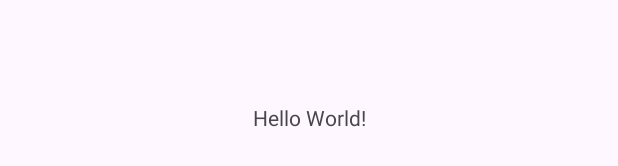
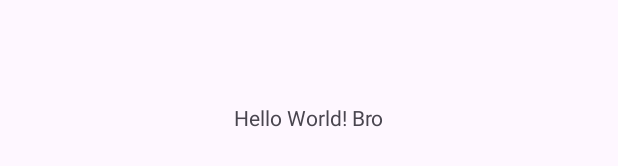
Before and after one commit to talhah-dev/App_development_Project, an Android app: the layout activity_main.xml on its own in the app's theme, with its tools: preview values and no code run, on a phone screen of 412 x 824 dp. Shown: the part 501-667 px from the top of the screen. Run offline under Robolectric (Android 15) with nearby library versions, the phone set to English and light mode, and no system bars.

Commit message:
main file change mar di hai

```diff
--- a/app/src/main/res/layout/activity_main.xml
+++ b/app/src/main/res/layout/activity_main.xml
@@ -10,7 +10,7 @@
     <TextView
         android:layout_width="wrap_content"
         android:layout_height="wrap_content"
-        android:text="Hello World!"
+        android:text="Hello World! Bro"
         app:layout_constraintBottom_toBottomOf="parent"
         app:layout_constraintEnd_toEndOf="parent"
         app:layout_constraintStart_toStartOf="parent"
```
